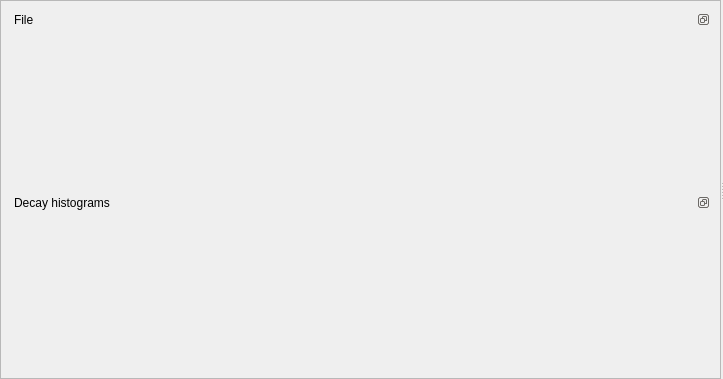
Qt form mfm/tools/tttr/tttr_histogram.ui (Fluorescence-Tools/chisurf) before a commit.
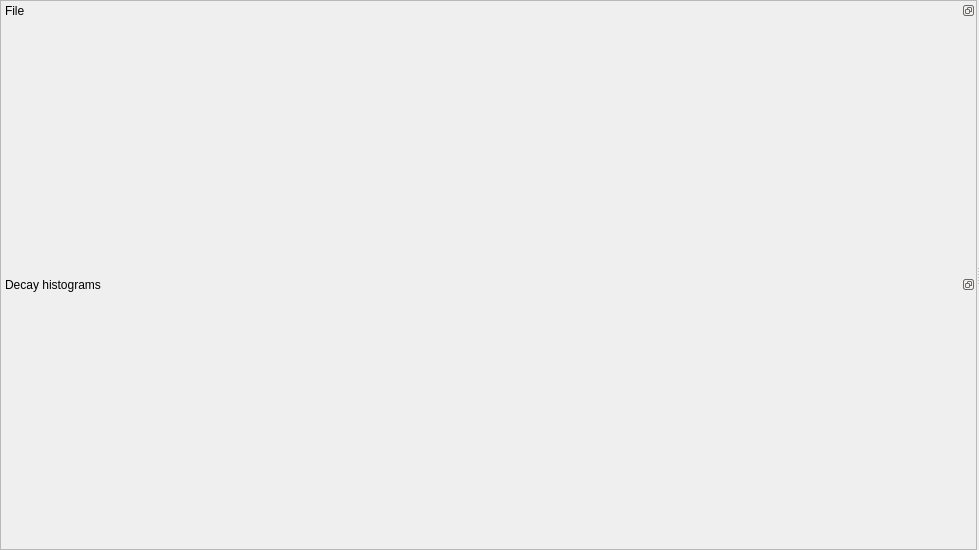
The same form after that commit. Icons and pictures are not drawn.

Commit message: Worked on correlation and decay histograms

The edit to the form file:
```diff
--- a/mfm/tools/tttr/tttr_histogram.ui
+++ b/mfm/tools/tttr/tttr_histogram.ui
@@ -6,8 +6,8 @@
    <rect>
     <x>0</x>
     <y>0</y>
-    <width>723</width>
-    <height>379</height>
+    <width>979</width>
+    <height>550</height>
    </rect>
   </property>
   <property name="windowTitle">
@@ -26,6 +26,12 @@
    </property>
    <item>
     <widget class="QSplitter" name="splitter">
+     <property name="sizePolicy">
+      <sizepolicy hsizetype="Minimum" vsizetype="Preferred">
+       <horstretch>0</horstretch>
+       <verstretch>0</verstretch>
+      </sizepolicy>
+     </property>
      <property name="lineWidth">
       <number>0</number>
      </property>
@@ -56,13 +62,34 @@
         <rect>
          <x>0</x>
          <y>0</y>
-         <width>575</width>
-         <height>377</height>
+         <width>705</width>
+         <height>548</height>
         </rect>
        </property>
        <layout class="QVBoxLayout" name="verticalLayout_8">
+        <property name="spacing">
+         <number>0</number>
+        </property>
+        <property name="leftMargin">
+         <number>0</number>
+        </property>
+        <property name="topMargin">
+         <number>0</number>
+        </property>
+        <property name="rightMargin">
+         <number>0</number>
+        </property>
+        <property name="bottomMargin">
+         <number>0</number>
+        </property>
         <item>
          <widget class="QDockWidget" name="dockWidget_2">
+          <property name="sizePolicy">
+           <sizepolicy hsizetype="Minimum" vsizetype="Preferred">
+            <horstretch>0</horstretch>
+            <verstretch>0</verstretch>
+           </sizepolicy>
+          </property>
           <property name="features">
            <set>QDockWidget::DockWidgetFloatable|QDockWidget::DockWidgetMovable</set>
           </property>
@@ -90,6 +117,12 @@
         </item>
         <item>
          <widget class="QDockWidget" name="dockWidget_3">
+          <property name="sizePolicy">
+           <sizepolicy hsizetype="Minimum" vsizetype="Preferred">
+            <horstretch>0</horstretch>
+            <verstretch>0</verstretch>
+           </sizepolicy>
+          </property>
           <property name="features">
            <set>QDockWidget::DockWidgetFloatable|QDockWidget::DockWidgetMovable</set>
           </property>
```
Left out of the diff: 58 changed lines with no effect on the pictures. The commit also changes 18 other files.
